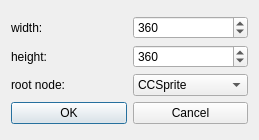
Qt form qselectsizedialog.ui (luxiaodong/UIDesigner) before a commit.
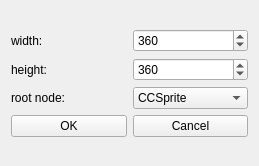
The same form after that commit.

```diff
--- a/qselectsizedialog.ui
+++ b/qselectsizedialog.ui
@@ -7,7 +7,7 @@
     <x>0</x>
     <y>0</y>
     <width>259</width>
-    <height>140</height>
+    <height>166</height>
    </rect>
   </property>
   <property name="windowTitle">
@@ -101,6 +101,9 @@
          <property name="text">
           <string>OK</string>
          </property>
+         <property name="autoDefault">
+          <bool>false</bool>
+         </property>
         </widget>
        </item>
        <item>
@@ -108,6 +111,9 @@
          <property name="text">
           <string>Cancel</string>
          </property>
+         <property name="autoDefault">
+          <bool>false</bool>
+         </property>
         </widget>
        </item>
       </layout>
```
